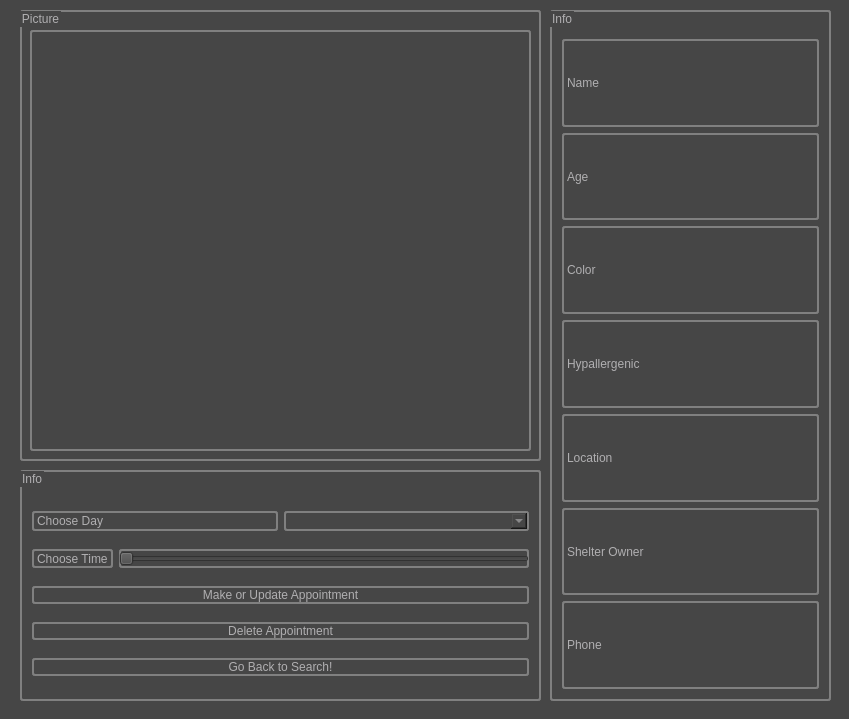
First picture: the form in breadnbutter/gui/petprofile.ui, repository jacksodl23/cs-205-pet-adoption, before the edit.
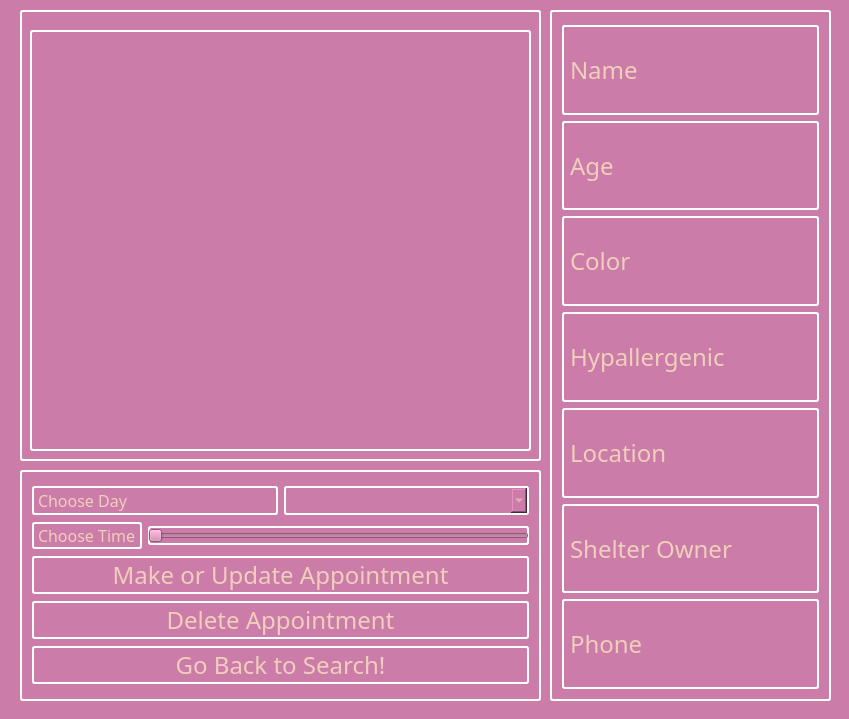
Second picture: the form after the edit.

Commit message: updated color scheme for all pages

```diff
--- a/breadnbutter/gui/petprofile.ui
+++ b/breadnbutter/gui/petprofile.ui
@@ -14,7 +14,7 @@
    <string>Dialog</string>
   </property>
   <property name="styleSheet">
-   <string notr="true">background-color: rgb(70, 70, 70);</string>
+   <string notr="true">background-color: rgb(204, 124, 169);</string>
   </property>
   <widget class="QGroupBox" name="groupBox">
    <property name="geometry">
@@ -26,12 +26,12 @@
     </rect>
    </property>
    <property name="styleSheet">
-    <string notr="true">color: rgb(176, 175, 177);
-border: 2px solid  grey; 
+    <string notr="true">color: rgb(239, 207, 187);
+border: 2px solid  white; 
      border-radius: 3px;</string>
    </property>
    <property name="title">
-    <string>Picture</string>
+    <string/>
    </property>
    <widget class="QLabel" name="animalDisplay">
     <property name="geometry">
@@ -56,17 +56,29 @@
      <height>691</height>
     </rect>
    </property>
+   <property name="font">
+    <font>
+     <family>Dyuthi</family>
+     <pointsize>18</pointsize>
+    </font>
+   </property>
    <property name="styleSheet">
-    <string notr="true">color: rgb(176, 175, 177);
-border: 2px solid  grey; 
+    <string notr="true">color: rgb(239, 207, 187);
+border: 2px solid  white; 
      border-radius: 3px;</string>
    </property>
    <property name="title">
-    <string>Info</string>
+    <string/>
    </property>
    <layout class="QVBoxLayout" name="verticalLayout_2">
     <item>
      <widget class="QLabel" name="label_3">
+      <property name="font">
+       <font>
+        <family>Dyuthi</family>
+        <pointsize>18</pointsize>
+       </font>
+      </property>
       <property name="text">
        <string>Name</string>
       </property>
@@ -74,6 +86,12 @@
     </item>
     <item>
      <widget class="QLabel" name="label_4">
+      <property name="font">
+       <font>
+        <family>Dyuthi</family>
+        <pointsize>18</pointsize>
+       </font>
+      </property>
       <property name="text">
        <string>Age</string>
       </property>
@@ -81,6 +99,12 @@
     </item>
     <item>
      <widget class="QLabel" name="label_5">
+      <property name="font">
+       <font>
+        <family>Dyuthi</family>
+        <pointsize>18</pointsize>
+       </font>
+      </property>
       <property name="text">
        <string>Color</string>
       </property>
@@ -88,6 +112,12 @@
     </item>
     <item>
      <widget class="QLabel" name="label_6">
+      <property name="font">
+       <font>
+        <family>Dyuthi</family>
+        <pointsize>18</pointsize>
+       </font>
+      </property>
       <property name="text">
        <string>Hypallergenic</string>
       </property>
@@ -95,6 +125,12 @@
     </item>
     <item>
      <widget class="QLabel" name="label_7">
+      <property name="font">
+       <font>
+        <family>Dyuthi</family>
+        <pointsize>18</pointsize>
+       </font>
+      </property>
       <property name="text">
        <string>Location</string>
       </property>
@@ -102,6 +138,12 @@
     </item>
     <item>
      <widget class="QLabel" name="label_8">
+      <property name="font">
+       <font>
+        <family>Dyuthi</family>
+        <pointsize>18</pointsize>
+       </font>
+      </property>
       <property name="text">
        <string>Shelter Owner</string>
       </property>
@@ -109,6 +151,12 @@
     </item>
     <item>
      <widget class="QLabel" name="label_9">
+      <property name="font">
+       <font>
+        <family>Dyuthi</family>
+        <pointsize>18</pointsize>
+       </font>
+      </property>
       <property name="text">
        <string>Phone</string>
       </property>
@@ -126,12 +174,12 @@
     </rect>
    </property>
    <property name="styleSheet">
-    <string notr="true">color: rgb(176, 175, 177);
-border: 2px solid  grey; 
+    <string notr="true">color: rgb(239, 207, 187);
+border: 2px solid  white; 
      border-radius: 3px;</string>
    </property>
    <property name="title">
-    <string>Info</string>
+    <string/>
    </property>
    <layout class="QVBoxLayout" name="verticalLayout">
     <item>
@@ -144,13 +192,26 @@
           <height>30</height>
          </size>
         </property>
+        <property name="font">
+         <font>
+          <family>Dyuthi</family>
+          <pointsize>12</pointsize>
+         </font>
+        </property>
         <property name="text">
          <string>Choose Day</string>
         </property>
        </widget>
       </item>
       <item>
-       <widget class="QComboBox" name="dayComboBox"/>
+       <widget class="QComboBox" name="dayComboBox">
+        <property name="font">
+         <font>
+          <family>Dyuthi</family>
+          <pointsize>12</pointsize>
+         </font>
+        </property>
+       </widget>
       </item>
      </layout>
     </item>
@@ -164,6 +225,12 @@
           <height>30</height>
          </size>
         </property>
+        <property name="font">
+         <font>
+          <family>Dyuthi</family>
+          <pointsize>12</pointsize>
+         </font>
+        </property>
         <property name="text">
          <string>Choose Time</string>
         </property>
@@ -180,6 +247,12 @@
     </item>
     <item>
      <widget class="QPushButton" name="makeApptButton">
+      <property name="font">
+       <font>
+        <family>Dyuthi</family>
+        <pointsize>18</pointsize>
+       </font>
+      </property>
       <property name="text">
        <string>Make or Update Appointment</string>
       </property>
@@ -187,6 +260,12 @@
     </item>
     <item>
      <widget class="QPushButton" name="deleteApptButton">
+      <property name="font">
+       <font>
+        <family>Dyuthi</family>
+        <pointsize>18</pointsize>
+       </font>
+      </property>
       <property name="text">
        <string>Delete Appointment</string>
       </property>
@@ -194,6 +273,12 @@
     </item>
     <item>
      <widget class="QPushButton" name="backToSearchButton">
+      <property name="font">
+       <font>
+        <family>Dyuthi</family>
+        <pointsize>18</pointsize>
+       </font>
+      </property>
       <property name="text">
        <string>Go Back to Search!</string>
       </property>
```
The commit also changes 6 other files.
